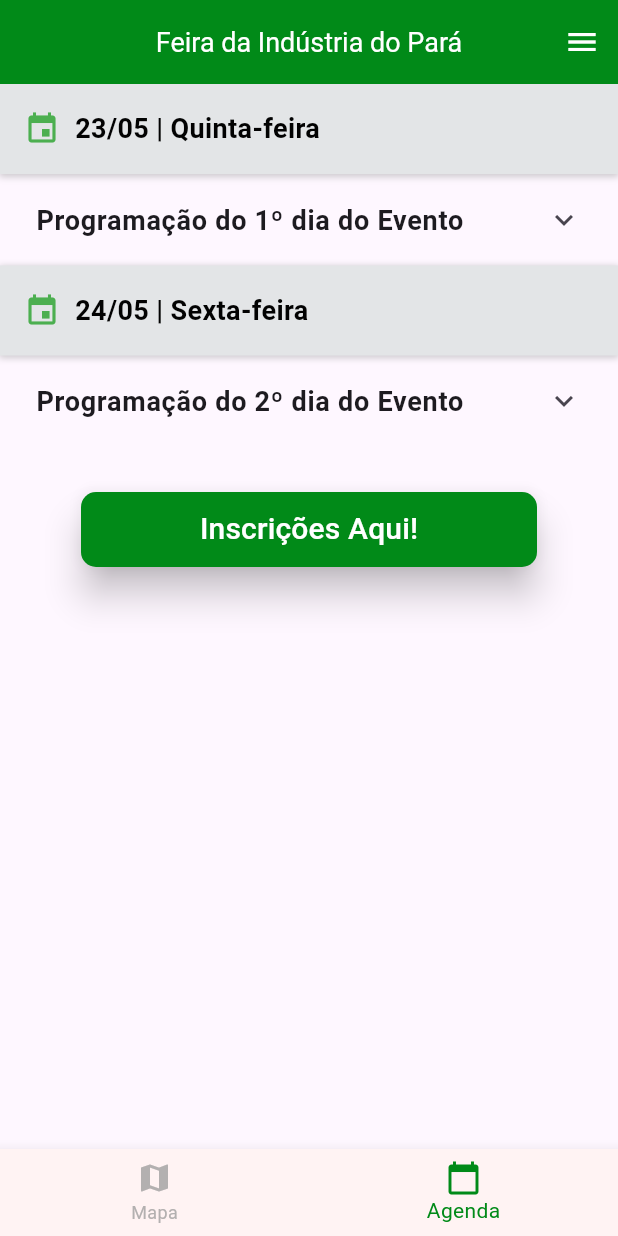
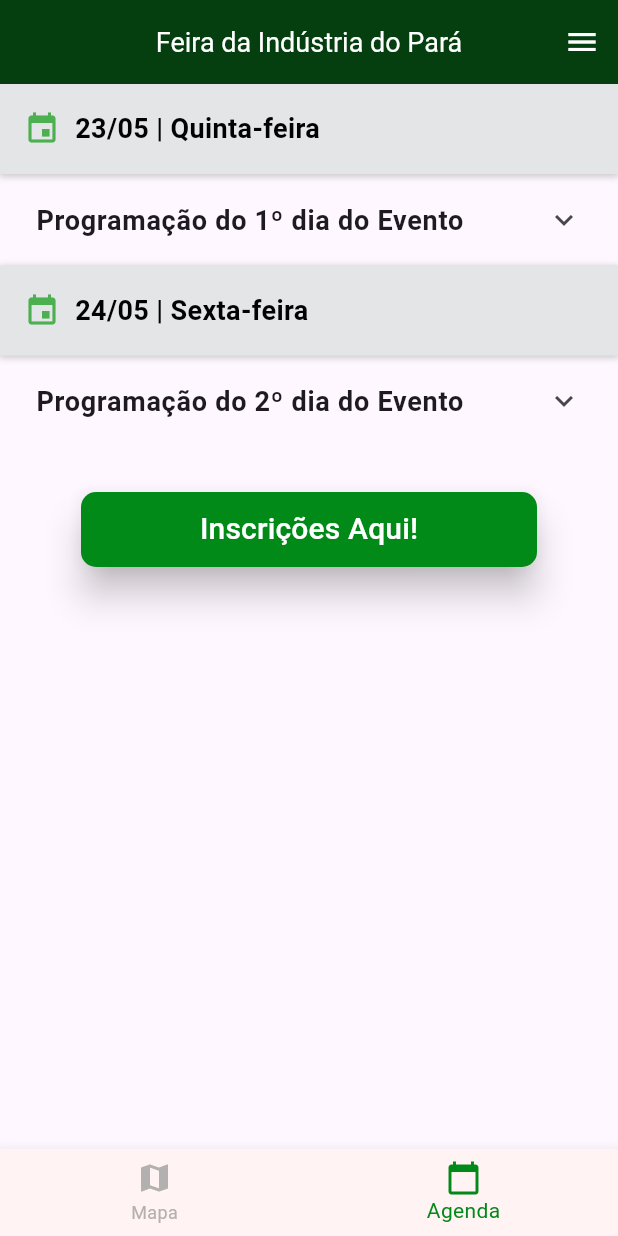
Before and after one commit to tarcioswin/AppFiepaFlutter, a Flutter app: the screen it shows after launch, item 2 of the bottom bar chosen, on a phone screen of 412 x 824 dp. Run offline on Flutter 3.47's test engine with Material 3 defaults, Android fonts, the phone set to English and light mode, and no system bars; our stand-ins replace flutter_sticky_header, share, timeline_tile.

Commit message:
App_fiepa_google_console_v6

```diff
--- a/lib/screen/company_data.dart
+++ b/lib/screen/company_data.dart
@@ -2,8 +2,8 @@
 import 'dart:ui';
 
 final Map<String, Offset> companyPositions = {
-  'SINQUIFARMA': const Offset(325, 565),
-  'AVAO': const Offset(335, 520),
+  'SINQUIFARMA': const Offset(230, 70),
+  'AVAO': const Offset(125, 110),
   'PARÁ SOLIDÁRIO': const Offset(335, 535),
   'EB SOLAR': const Offset(335, 505),
   'F.V.CIGANAS': const Offset(335, 490),
--- a/lib/screen/events_data.dart
+++ b/lib/screen/events_data.dart
@@ -56,9 +56,9 @@ final List<Map<String, dynamic>> eventsData = [
         'title':
             'Sustentabilidade e Inovação para a indústria amazônica',
         'location': 'Sala Multiuso 10',
-        "speakerImages": ["lib/images/23_speaker51.png"],
-        "speakerNames": ["José Matos"],
-        "speakerCompanies": ["Via Floresta"],
+        "speakerImages": ["lib/images/A23_speaker10.png"],
+        "speakerNames": ["Elaine Cardoso"],
+        "speakerCompanies": ["ViaFloresta"],
         "type": "Palestra"
       },
         {
--- a/lib/screen/main_screen.dart
+++ b/lib/screen/main_screen.dart
@@ -192,7 +192,7 @@ class _MainScreenState extends State<MainScreen> {
       child: Scaffold(
         resizeToAvoidBottomInset: false,
         appBar: AppBar(
-          backgroundColor: const Color.fromARGB(255, 1, 138, 24),
+          backgroundColor: Color.fromARGB(255, 5, 63, 15),
           title: _isSearching
               ? _buildSearchField()
               : const Text("Feira da Indústria do Pará",
--- a/lib/screen/map_screen.dart
+++ b/lib/screen/map_screen.dart
@@ -181,7 +181,7 @@ class _MapScreenState extends State<MapScreen>
           alignment: Alignment.center,
           children: [
             Image.asset(
-              'lib/images/Mapa_final.png',
+              'lib/images/Mapa.png',
               width: screenSize.width,
               height: screenSize.height,
               fit: BoxFit.fill,
```
Also changed, not shown: lib/Images/A23_speaker10.png (added), 1 other file.
